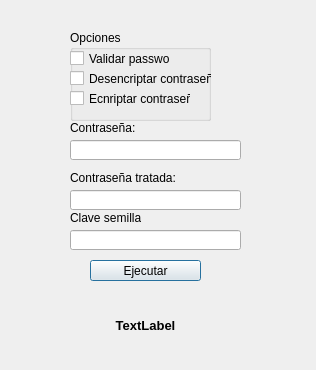
This is gui_menu.ui in FacundoM22/PasswordGenerator as Qt 5 draws it before an edit. The edited form follows.
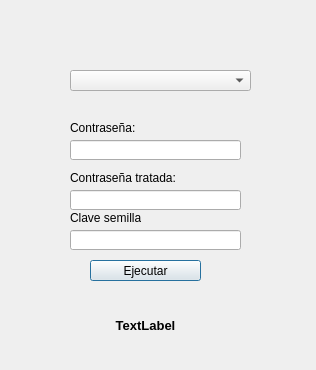
This is the edited form.

```diff
--- a/gui_menu.ui
+++ b/gui_menu.ui
@@ -128,57 +128,15 @@
     <string>Clave semilla:</string>
    </property>
   </widget>
-  <widget class="QGroupBox" name="groupBox">
+  <widget class="QComboBox" name="cb_Opciones">
    <property name="geometry">
     <rect>
      <x>70</x>
-     <y>30</y>
-     <width>141</width>
-     <height>91</height>
+     <y>70</y>
+     <width>181</width>
+     <height>21</height>
     </rect>
    </property>
-   <property name="title">
-    <string>Opciones</string>
-   </property>
-   <widget class="QCheckBox" name="chk_Encriptar">
-    <property name="geometry">
-     <rect>
-      <x>0</x>
-      <y>60</y>
-      <width>121</width>
-      <height>17</height>
-     </rect>
-    </property>
-    <property name="text">
-     <string>Ecnriptar contraseña</string>
-    </property>
-   </widget>
-   <widget class="QCheckBox" name="chk_Desencriptar">
-    <property name="geometry">
-     <rect>
-      <x>0</x>
-      <y>40</y>
-      <width>151</width>
-      <height>17</height>
-     </rect>
-    </property>
-    <property name="text">
-     <string>Desencriptar contraseña</string>
-    </property>
-   </widget>
-   <widget class="QCheckBox" name="chk_Validar">
-    <property name="geometry">
-     <rect>
-      <x>0</x>
-      <y>20</y>
-      <width>101</width>
-      <height>17</height>
-     </rect>
-    </property>
-    <property name="text">
-     <string>Validar password</string>
-    </property>
-   </widget>
   </widget>
  </widget>
  <resources/>
```
Left out of the diff: 2 changed lines with no effect on the pictures.
